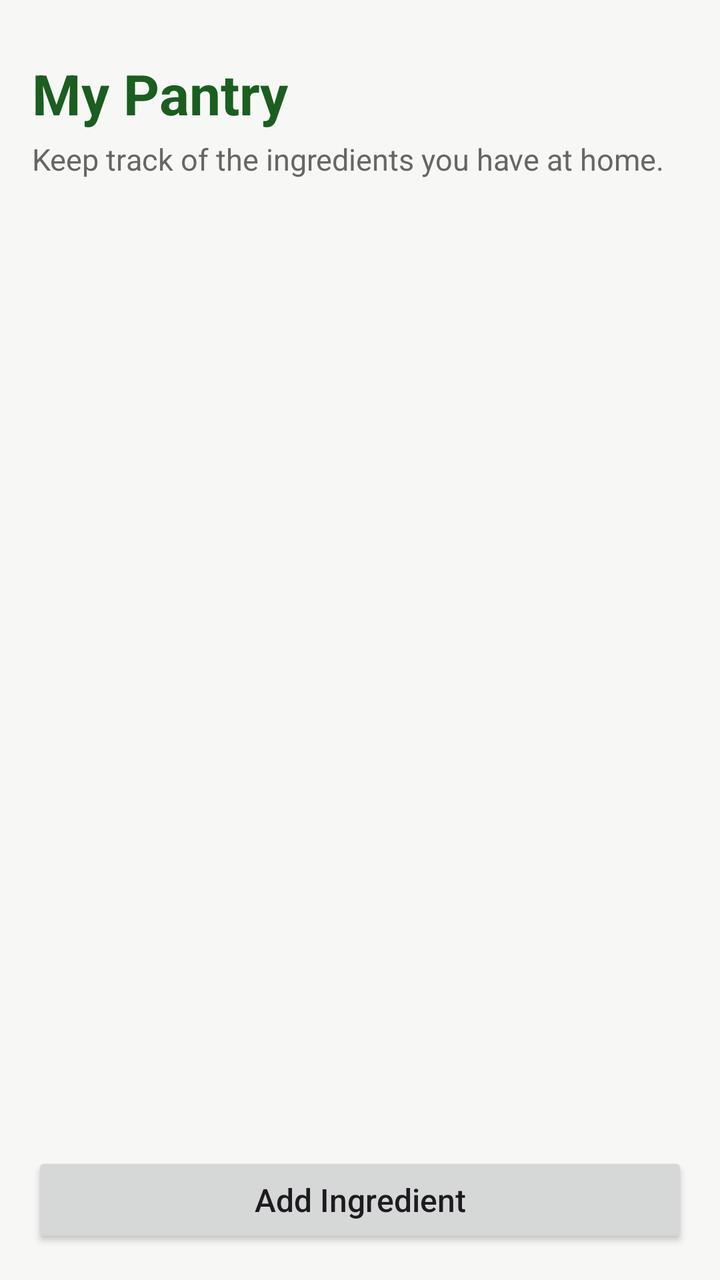
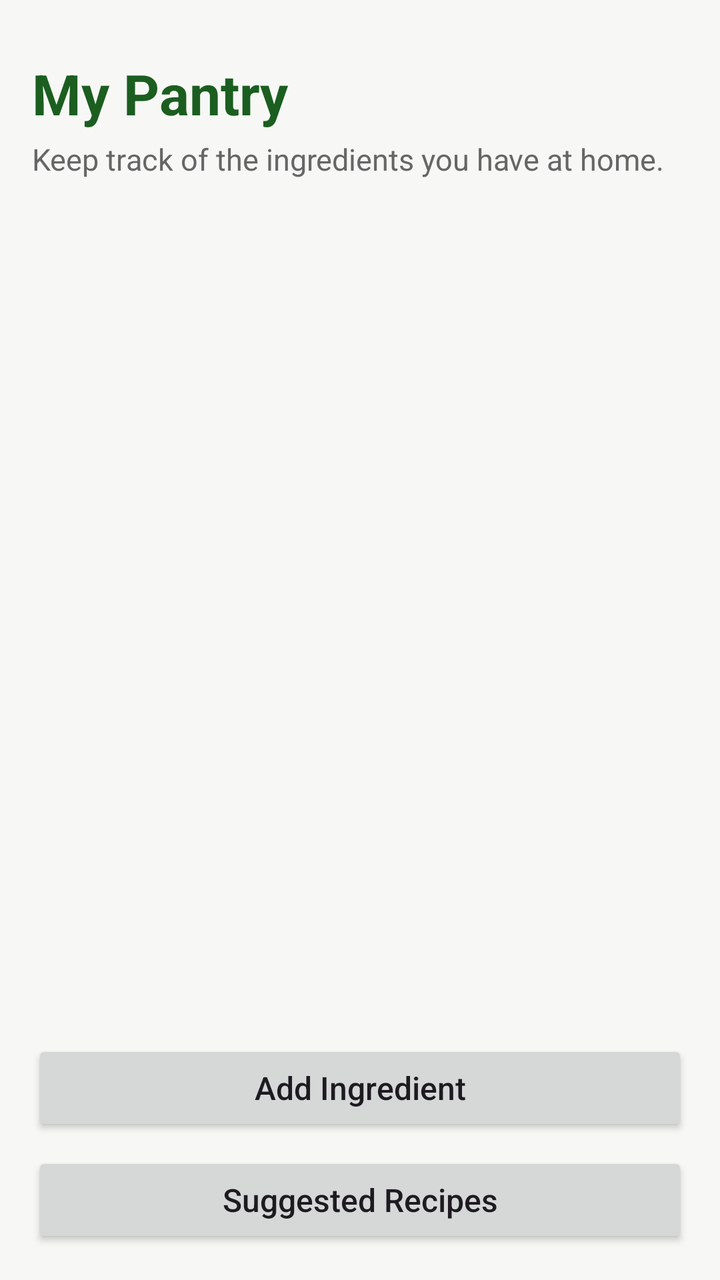

The first picture is an Android layout as it rendered before a commit; the second is the same layout after the commit. The layout source and the unified diff follow.
<!-- AndroidManifest.xml: application theme Theme.SmartPantryManager -->
<!-- res/layout/activity_main.xml -->
<?xml version="1.0" encoding="utf-8"?>
<LinearLayout xmlns:android="http://schemas.android.com/apk/res/android"
    android:layout_width="match_parent"
    android:layout_height="match_parent"
    android:orientation="vertical"
    android:background="#F7F8F5"
    android:padding="16dp">

    <TextView
        android:id="@+id/textTitle"
        android:layout_width="match_parent"
        android:layout_height="wrap_content"
        android:text="My Pantry"
        android:textSize="28sp"
        android:textStyle="bold"
        android:textColor="#1B5E20"
        android:layout_marginTop="12dp" />

    <TextView
        android:layout_width="match_parent"
        android:layout_height="wrap_content"
        android:text="Keep track of the ingredients you have at home."
        android:textSize="15sp"
        android:textColor="#666666"
        android:layout_marginTop="4dp"
        android:layout_marginBottom="16dp" />

    <TextView
        android:id="@+id/textEmpty"
        android:layout_width="match_parent"
        android:layout_height="wrap_content"
        android:text="Your pantry is empty. Add your first ingredient."
        android:textSize="16sp"
        android:textColor="#777777"
        android:gravity="center"
        android:padding="24dp"
        android:visibility="gone" />

    <androidx.recyclerview.widget.RecyclerView
        android:id="@+id/recyclerViewIngredients"
        android:layout_width="match_parent"
        android:layout_height="0dp"
        android:layout_weight="1" />

    <Button
        android:id="@+id/buttonAddIngredient"
        android:layout_width="match_parent"
        android:layout_height="wrap_content"
        android:text="Add Ingredient"
        android:textAllCaps="false"
        android:textSize="16sp"
        android:layout_marginTop="12dp" />

</LinearLayout>
<!-- resources referenced by this layout -->
<resources>
  <style name="Theme.SmartPantryManager" parent="Base.Theme.SmartPantryManager" />
  <style name="Base.Theme.SmartPantryManager" parent="Theme.Material3.DayNight.NoActionBar">
          
          
      </style>
</resources>

<!-- the commit's change to res/layout/activity_main.xml (unified diff, before → after) -->
@@ -51,4 +51,13 @@
         android:textSize="16sp"
         android:layout_marginTop="12dp" />
 
+    <Button
+        android:id="@+id/buttonSuggestedRecipes"
+        android:layout_width="match_parent"
+        android:layout_height="wrap_content"
+        android:text="Suggested Recipes"
+        android:textAllCaps="false"
+        android:textSize="16sp"
+        android:layout_marginTop="8dp" />
+
 </LinearLayout>
